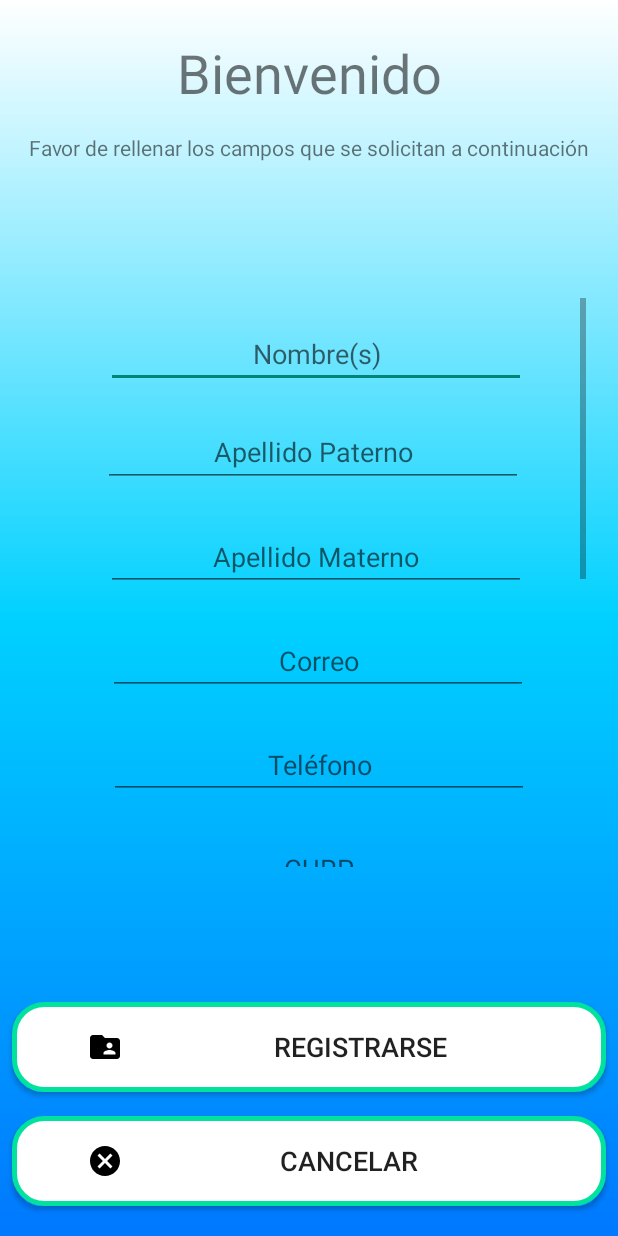
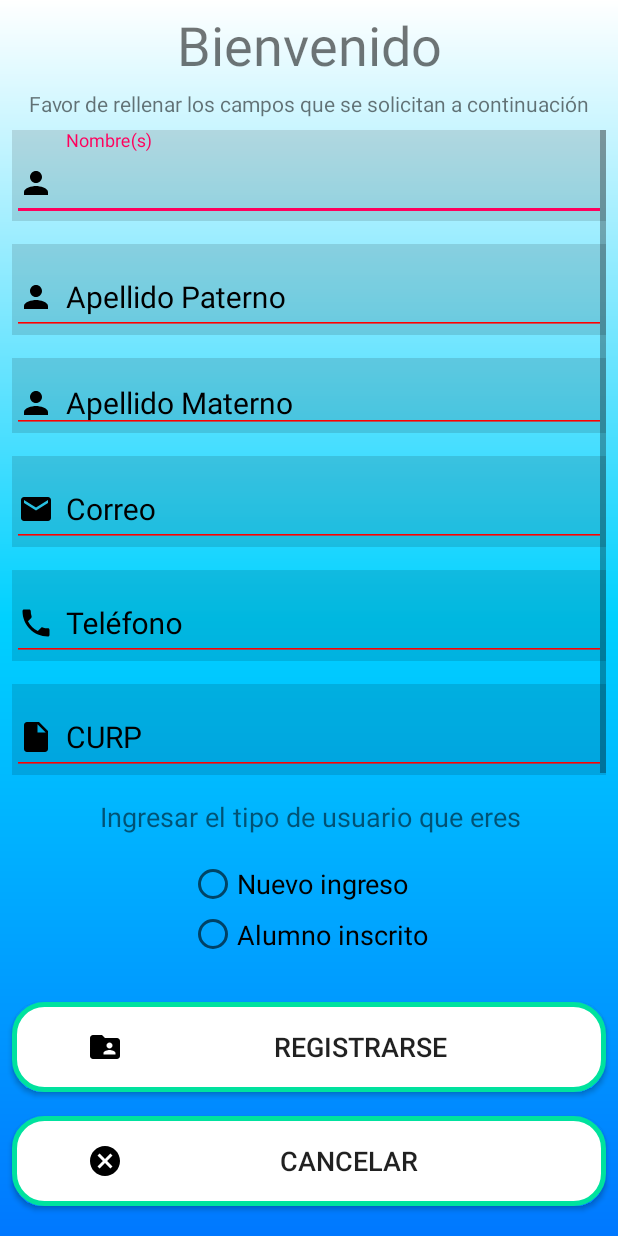
Before and after one commit to MariodelToro97/FileCloud, an Android app: the Registro screen opened directly, with no data from a screen before it, on a phone screen of 412 x 824 dp. Run offline under Robolectric (Android 15) with nearby library versions, the phone set to English and light mode, and no system bars; our stand-ins replace Firebase (no records; nobody signed in at launch, a user with empty details on screens opened directly).

Commit message:
Pantalla Registro
- Se cambiaron los Input de las pantalla de registro por un TextInputLayour.
- Se implementó la uniformidad de la aplicación sobre la pantalla de Registro

```diff
--- a/FileCloud Android/app/src/main/java/com/example/filecloud/Registro.java
+++ b/FileCloud Android/app/src/main/java/com/example/filecloud/Registro.java
@@ -20,6 +20,7 @@
 
 import com.google.android.gms.tasks.OnFailureListener;
 import com.google.android.gms.tasks.OnSuccessListener;
+import com.google.android.material.textfield.TextInputLayout;
 import com.google.firebase.database.DataSnapshot;
 import com.google.firebase.database.DatabaseError;
 import com.google.firebase.database.DatabaseReference;
@@ -43,6 +44,7 @@
     private Button btnRegistro;
     private RadioButton rbNuevoIngreso;
     private RadioButton rbAlumnoInscrito;
+    private TextInputLayout textUser, textPass, textPassCon;
     private EditText User, Telefono;
     private EditText nombre, apellidoPaterno, apelllidoMaterno, contrasena, confirmContrasena, correo, curp;
 
@@ -81,6 +83,10 @@
         correo = findViewById(R.id.correo);
         Telefono = findViewById(R.id.phone);
         curp = findViewById(R.id.CURP);
+
+        textUser = findViewById(R.id.textInputLayout9);
+        textPass = findViewById(R.id.textInputLayout10);
+        textPassCon = findViewById(R.id.textInputLayout11);
 
         nombre.requestFocus();
 
@@ -254,9 +260,9 @@
             public void onClick(View view) {
                 User.setHint(R.string.numControl);
                 User.setInputType(InputType.TYPE_CLASS_NUMBER);
-                User.setVisibility(View.VISIBLE);
-                contrasena.setVisibility(View.VISIBLE);
-                confirmContrasena.setVisibility(View.VISIBLE);
+                textUser.setVisibility(View.VISIBLE);
+                textPass.setVisibility(View.VISIBLE);
+                textPassCon.setVisibility(View.VISIBLE);
             }
         });
 
@@ -266,9 +272,9 @@
                 User.setHint(R.string.usuario);
                 User.setError(null);
                 User.setInputType(InputType.TYPE_CLASS_TEXT);
-                User.setVisibility(View.VISIBLE);
-                contrasena.setVisibility(View.VISIBLE);
-                confirmContrasena.setVisibility(View.VISIBLE);
+                textUser.setVisibility(View.VISIBLE);
+                textPass.setVisibility(View.VISIBLE);
+                textPassCon.setVisibility(View.VISIBLE);
             }
         });
     }
--- /dev/null
+++ b/FileCloud Android/app/src/main/res/drawable/ic_email_black_24dp.xml
@@ -0,0 +1,9 @@
+<vector xmlns:android="http://schemas.android.com/apk/res/android"
+        android:width="24dp"
+        android:height="24dp"
+        android:viewportWidth="24.0"
+        android:viewportHeight="24.0">
+    <path
+        android:fillColor="#FF000000"
+        android:pathData="M20,4L4,4c-1.1,0 -1.99,0.9 -1.99,2L2,18c0,1.1 0.9,2 2,2h16c1.1,0 2,-0.9 2,-2L22,6c0,-1.1 -0.9,-2 -2,-2zM20,8l-8,5 -8,-5L4,6l8,5 8,-5v2z"/>
+</vector>
--- /dev/null
+++ b/FileCloud Android/app/src/main/res/drawable/ic_insert_drive_file_black_24dp.xml
@@ -0,0 +1,9 @@
+<vector xmlns:android="http://schemas.android.com/apk/res/android"
+        android:width="24dp"
+        android:height="24dp"
+        android:viewportWidth="24.0"
+        android:viewportHeight="24.0">
+    <path
+        android:fillColor="#FF000000"
+        android:pathData="M6,2c-1.1,0 -1.99,0.9 -1.99,2L4,20c0,1.1 0.89,2 1.99,2L18,22c1.1,0 2,-0.9 2,-2L20,8l-6,-6L6,2zM13,9L13,3.5L18.5,9L13,9z"/>
+</vector>
--- /dev/null
+++ b/FileCloud Android/app/src/main/res/drawable/ic_phone_black_24dp.xml
@@ -0,0 +1,9 @@
+<vector xmlns:android="http://schemas.android.com/apk/res/android"
+        android:width="24dp"
+        android:height="24dp"
+        android:viewportWidth="24.0"
+        android:viewportHeight="24.0">
+    <path
+        android:fillColor="#FF000000"
+        android:pathData="M6.62,10.79c1.44,2.83 3.76,5.14 6.59,6.59l2.2,-2.2c0.27,-0.27 0.67,-0.36 1.02,-0.24 1.12,0.37 2.33,0.57 3.57,0.57 0.55,0 1,0.45 1,1V20c0,0.55 -0.45,1 -1,1 -9.39,0 -17,-7.61 -17,-17 0,-0.55 0.45,-1 1,-1h3.5c0.55,0 1,0.45 1,1 0,1.25 0.2,2.45 0.57,3.57 0.11,0.35 0.03,0.74 -0.25,1.02l-2.2,2.2z"/>
+</vector>
--- a/FileCloud Android/app/src/main/res/layout/activity_registro.xml
+++ b/FileCloud Android/app/src/main/res/layout/activity_registro.xml
@@ -46,7 +46,7 @@
         android:layout_width="wrap_content"
         android:layout_height="wrap_content"
         android:layout_marginStart="8dp"
-        android:layout_marginTop="24dp"
+        android:layout_marginTop="5dp"
         android:layout_marginEnd="8dp"
         android:text="@string/Bienvenido"
         android:textSize="36sp"
@@ -59,7 +59,7 @@
         android:layout_width="wrap_content"
         android:layout_height="wrap_content"
         android:layout_marginStart="8dp"
-        android:layout_marginTop="16dp"
+        android:layout_marginTop="5dp"
         android:layout_marginEnd="8dp"
         android:text="@string/rellenoCampos"
         android:textSize="14sp"
@@ -69,8 +69,12 @@
 
     <ScrollView
         android:id="@+id/scrollView2"
-        android:layout_width="356dp"
-        android:layout_height="379dp"
+        android:layout_width="0dp"
+        android:layout_height="0dp"
+        android:layout_marginStart="8dp"
+        android:layout_marginTop="8dp"
+        android:layout_marginEnd="8dp"
+        android:layout_marginBottom="8dp"
         android:textAlignment="center"
         app:layout_constraintBottom_toTopOf="@+id/registrarse"
         app:layout_constraintEnd_toEndOf="parent"
@@ -82,70 +86,64 @@
             android:layout_width="match_parent"
             android:layout_height="wrap_content">
 
-            <EditText
-                android:id="@+id/nombreText"
-                android:layout_width="280dp"
-                android:layout_height="44dp"
-                android:layout_marginStart="8dp"
-                android:layout_marginTop="16dp"
-                android:layout_marginEnd="8dp"
-                android:ems="10"
-                android:hint="@string/nombre"
-                android:importantForAutofill="no"
-                android:inputType="textCapWords"
-                android:textAlignment="center"
+            <com.google.android.material.textfield.TextInputLayout
+                android:id="@+id/textInputLayout11"
+                android:layout_width="0dp"
+                android:layout_height="50dp"
+                android:layout_marginTop="15dp"
+                android:background="?attr/colorControlHighlight"
+                android:theme="@style/TextLabel"
+                android:visibility="invisible"
                 app:layout_constraintEnd_toEndOf="parent"
-                app:layout_constraintHorizontal_bias="0.462"
                 app:layout_constraintStart_toStartOf="parent"
-                app:layout_constraintTop_toTopOf="parent" />
+                app:layout_constraintTop_toBottomOf="@+id/textInputLayout9"
+                app:passwordToggleEnabled="true">
 
-            <EditText
-                android:id="@+id/paternoText"
-                android:layout_width="280dp"
-                android:layout_height="46dp"
-                android:layout_marginStart="8dp"
-                android:layout_marginTop="20dp"
-                android:layout_marginEnd="8dp"
-                android:ems="10"
-                android:hint="@string/apellidoP"
-                android:importantForAutofill="no"
-                android:inputType="textCapWords"
-                android:textAlignment="center"
+                <com.google.android.material.textfield.TextInputEditText
+                    android:id="@+id/contrasenaText"
+                    android:layout_width="match_parent"
+                    android:layout_height="wrap_content"
+                    android:drawableStart="@drawable/ic_lock_outline_black_24dp"
+                    android:drawablePadding="8dp"
+                    android:hint="@string/contraseña"
+                    android:inputType="textPassword" />
+            </com.google.android.material.textfield.TextInputLayout>
+
+            <com.google.android.material.textfield.TextInputLayout
+                android:id="@+id/textInputLayout4"
+                android:layout_width="0dp"
+                android:layout_height="wrap_content"
+                android:layout_marginTop="15dp"
+                android:background="?attr/colorControlHighlight"
+                android:theme="@style/TextLabel"
                 app:layout_constraintEnd_toEndOf="parent"
-                app:layout_constraintHorizontal_bias="0.434"
+                app:layout_constraintHorizontal_bias="0.0"
                 app:layout_constraintStart_toStartOf="parent"
-                app:layout_constraintTop_toBottomOf="@+id/nombreText" />
+                app:layout_constraintTop_toBottomOf="@+id/textInputLayout3">
 
-            <EditText
-                android:id="@+id/maternoText"
-                android:layout_width="280dp"
-                android:layout_height="wrap_content"
-                android:layout_marginStart="8dp"
-                android:layout_marginTop="24dp"
-                android:layout_marginEnd="8dp"
-                android:ems="10"
-                android:hint="@string/apellidoM"
-                android:importantForAutofill="no"
-                android:inputType="textCapWords"
-                android:textAlignment="center"
-                app:layout_constraintEnd_toEndOf="parent"
-                app:layout_constraintHorizontal_bias="0.462"
-                app:layout_constraintStart_toStartOf="parent"
-                app:layout_constraintTop_toBottomOf="@+id/paternoText" />
+                <com.google.android.material.textfield.TextInputEditText
+                    android:id="@+id/paternoText"
+                    android:layout_width="match_parent"
+                    android:layout_height="50dp"
+                    android:drawableStart="@drawable/ic_person_black_24dp"
+                    android:drawablePadding="8dp"
+                    android:hint="@string/apellidoP"
+                    android:inputType="textCapWords" />
+            </com.google.android.material.textfield.TextInputLayout>
 
             <TextView
                 android:id="@+id/textView11"
                 android:layout_width="wrap_content"
                 android:layout_height="wrap_content"
                 android:layout_marginStart="8dp"
-                android:layout_marginTop="24dp"
+                android:layout_marginTop="15dp"
                 android:layout_marginEnd="8dp"
                 android:text="@string/tipoUsuario"
                 android:textSize="18sp"
                 app:layout_constraintEnd_toEndOf="parent"
                 app:layout_constraintHorizontal_bias="0.512"
                 app:layout_constraintStart_toStartOf="parent"
-                app:layout_constraintTop_toBottomOf="@+id/CURP" />
+                app:layout_constraintTop_toBottomOf="@+id/textInputLayout8" />
 
             <RadioGroup
                 android:id="@+id/radioGroup"
@@ -176,110 +174,158 @@
                     android:textSize="18sp" />
             </RadioGroup>
 
-            <EditText
-                android:id="@+id/userText"
-                android:layout_width="280dp"
+            <com.google.android.material.textfield.TextInputLayout
+                android:id="@+id/textInputLayout3"
+                android:layout_width="0dp"
                 android:layout_height="wrap_content"
-                android:layout_marginStart="8dp"
-                android:layout_marginTop="24dp"
-                android:layout_marginEnd="8dp"
-                android:ems="10"
-                android:hint="@string/usuario"
-                android:importantForAutofill="no"
-                android:inputType="textCapSentences"
+                android:background="?attr/colorControlHighlight"
                 android:textAlignment="center"
+                android:theme="@style/TextLabel"
+                app:layout_constraintEnd_toEndOf="parent"
+                app:layout_constraintStart_toStartOf="parent"
+                app:layout_constraintTop_toTopOf="parent">
+
+                <com.google.android.material.textfield.TextInputEditText
+                    android:id="@+id/nombreText"
+                    android:layout_width="match_parent"
+                    android:layout_height="50dp"
+                    android:drawableStart="@drawable/ic_person_black_24dp"
+                    android:drawablePadding="8dp"
+                    android:hint="@string/nombre"
+                    android:inputType="textCapWords" />
+            </com.google.android.material.textfield.TextInputLayout>
+
+            <com.google.android.material.textfield.TextInputLayout
+                android:id="@+id/textInputLayout5"
+                android:layout_width="0dp"
+                android:layout_height="50dp"
+                android:layout_marginTop="15dp"
+                android:background="?attr/colorControlHighlight"
+                android:theme="@style/TextLabel"
+                app:layout_constraintEnd_toEndOf="parent"
+                app:layout_constraintStart_toStartOf="parent"
+                app:layout_constraintTop_toBottomOf="@+id/textInputLayout4">
+
+                <com.google.android.material.textfield.TextInputEditText
+                    android:id="@+id/maternoText"
+                    android:layout_width="match_parent"
+                    android:layout_height="wrap_content"
+                    android:drawableStart="@drawable/ic_person_black_24dp"
+                    android:drawablePadding="8dp"
+                    android:hint="@string/apellidoM"
+                    android:inputType="textCapWords" />
+            </com.google.android.material.textfield.TextInputLayout>
+
+            <com.google.android.material.textfield.TextInputLayout
+                android:id="@+id/textInputLayout6"
+                android:layout_width="0dp"
+                android:layout_height="wrap_content"
+                android:layout_marginTop="15dp"
+                android:background="?attr/colorControlHighlight"
+                android:theme="@style/TextLabel"
+                app:layout_constraintEnd_toEndOf="parent"
+                app:layout_constraintStart_toStartOf="parent"
+                app:layout_constraintTop_toBottomOf="@+id/textInputLayout5">
+
+                <com.google.android.material.textfield.TextInputEditText
+                    android:id="@+id/correo"
+                    android:layout_width="match_parent"
+                    android:layout_height="50dp"
+                    android:drawableStart="@drawable/ic_email_black_24dp"
+                    android:drawablePadding="8dp"
+                    android:hint="@string/email"
+                    android:inputType="textEmailAddress" />
+            </com.google.android.material.textfield.TextInputLayout>
+
+            <com.google.android.material.textfield.TextInputLayout
+                android:id="@+id/textInputLayout7"
+                android:layout_width="0dp"
+                android:layout_height="wrap_content"
+                android:layout_marginTop="15dp"
+                android:background="?attr/colorControlHighlight"
+                android:theme="@style/TextLabel"
+                app:layout_constraintEnd_toEndOf="parent"
+                app:layout_constraintStart_toStartOf="parent"
+                app:layout_constraintTop_toBottomOf="@+id/textInputLayout6">
+
+                <com.google.android.material.textfield.TextInputEditText
+                    android:id="@+id/phone"
+                    android:layout_width="match_parent"
+                    android:layout_height="50dp"
+                    android:drawableStart="@drawable/ic_phone_black_24dp"
+                    android:drawablePadding="8dp"
+                    android:hint="@string/phone"
+                    android:inputType="phone" />
+            </com.google.android.material.textfield.TextInputLayout>
+
+            <com.google.android.material.textfield.TextInputLayout
+                android:id="@+id/textInputLayout8"
+                android:layout_width="0dp"
+                android:layout_height="wrap_content"
+                android:layout_marginTop="15dp"
+                android:background="?attr/colorControlHighlight"
+                android:theme="@style/TextLabel"
+                app:layout_constraintEnd_toEndOf="parent"
+                app:layout_constraintStart_toStartOf="@+id/textInputLayout7"
+                app:layout_constraintTop_toBottomOf="@+id/textInputLayout7">
+
+                <com.google.android.material.textfield.TextInputEditText
+                    android:id="@+id/CURP"
+                    android:layout_width="match_parent"
+                    android:layout_height="50dp"
+                    android:drawableStart="@drawable/ic_insert_drive_file_black_24dp"
+                    android:drawablePadding="8dp"
+                    android:hint="@string/CURP"
+                    android:inputType="textCapCharacters" />
+            </com.google.android.material.textfield.TextInputLayout>
+
+            <com.google.android.material.textfield.TextInputLayout
+                android:id="@+id/textInputLayout9"
+                android:layout_width="0dp"
+                android:layout_height="wrap_content"
+                android:layout_marginTop="15dp"
+                android:background="?attr/colorControlHighlight"
+                android:theme="@style/TextLabel"
                 android:visibility="invisible"
-                app:layout_constraintEnd_toEndOf="parent"
-                app:layout_constraintHorizontal_bias="0.462"
+                app:layout_constraintEnd_toEndOf="@+id/textInputLayout7"
                 app:layout_constraintStart_toStartOf="parent"
-                app:layout_constraintTop_toBottomOf="@+id/radioGroup" />
+                app:layout_constraintTop_toBottomOf="@+id/radioGroup">
 
-            <EditText
-                android:id="@+id/contrasenaText"
-                android:layout_width="280dp"
+                <com.google.android.material.textfield.TextInputEditText
+                    android:id="@+id/userText"
+                    android:layout_width="match_parent"
+                    android:layout_height="wrap_content"
+                    android:drawableStart="@drawable/ic_person_black_24dp"
+                    android:drawablePadding="8dp"
+                    android:inputType="textCapCharacters" />
+            </com.google.android.material.textfield.TextInputLayout>
+
+            <com.google.android.material.textfield.TextInputLayout
+                android:id="@+id/textInputLayout10"
+                android:layout_width="0dp"
                 android:layout_height="wrap_content"
-                android:layout_marginStart="8dp"
-                android:layout_marginTop="24dp"
-                android:layout_marginEnd="8dp"
-                android:ems="10"
-                android:hint="@string/contraseña"
-                android:importantForAutofill="no"
-                android:inputType="textPassword"
-                android:textAlignment="center"
-                android:visibility="invisible"
-                app:layout_constraintEnd_toEndOf="parent"
-                app:layout_constraintHorizontal_bias="0.462"
-                app:layout_constraintStart_toStartOf="parent"
-                app:layout_constraintTop_toBottomOf="@+id/userText" />
-
-            <EditText
-                android:id="@+id/confirmContrasenaText"
-                android:layout_width="280dp"
-                android:layout_height="wrap_content"
-                android:layout_marginStart="8dp"
-                android:layout_marginTop="24dp"
-                android:layout_marginEnd="8dp"
-                android:layout_marginBottom="24dp"
-                android:ems="10"
-                android:hint="@string/repContra"
-                android:importantForAutofill="no"
-                android:inputType="textPassword"
-                android:textAlignment="center"
+                android:layout_marginTop="15dp"
+                android:background="?attr/colorControlHighlight"
+                android:theme="@style/TextLabel"
                 android:visibility="invisible"
                 app:layout_constraintBottom_toBottomOf="parent"
                 app:layout_constraintEnd_toEndOf="parent"
-                app:layout_constraintHorizontal_bias="0.462"
+                app:layout_constraintHorizontal_bias="1.0"
                 app:layout_constraintStart_toStartOf="parent"
-                app:layout_constraintTop_toBottomOf="@+id/contrasenaText" />
+                app:layout_constraintTop_toBottomOf="@+id/textInputLayout11"
+                app:layout_constraintVertical_bias="1.0"
+                app:passwordToggleEnabled="true">
 
-            <EditText
-                android:id="@+id/correo"
-                android:layout_width="280dp"
-                android:layout_height="wrap_content"
-                android:layout_marginStart="8dp"
-                android:layout_marginTop="24dp"
-                android:layout_marginEnd="8dp"
-                android:ems="10"
-                android:hint="@string/email"
-                android:importantForAutofill="no"
-                android:inputType="textEmailAddress"
-                android:textAlignment="center"
-                app:layout_constraintEnd_toEndOf="parent"
-                app:layout_constraintHorizontal_bias="0.487"
-                app:layout_constraintStart_toStartOf="parent"
-                app:layout_constraintTop_toBottomOf="@+id/maternoText" />
+                <com.google.android.material.textfield.TextInputEditText
+                    android:id="@+id/confirmContrasenaText"
+                    android:layout_width="match_parent"
+                    android:layout_height="wrap_content"
+                    android:drawableStart="@drawable/ic_lock_outline_black_24dp"
+                    android:drawablePadding="8dp"
+                    android:hint="@string/repContra"
+                    android:inputType="textPassword" />
 
-            <EditText
-                android:id="@+id/phone"
-                android:layout_width="280dp"
-                android:layout_height="wrap_content"
-                android:layout_marginStart="8dp"
-                android:layout_marginTop="24dp"
-                android:layout_marginEnd="8dp"
-                android:ems="10"
-                android:hint="@string/phone"
-                android:importantForAutofill="no"
-                android:inputType="phone"
-                android:textAlignment="center"
-                app:layout_constraintEnd_toEndOf="parent"
-                app:layout_constraintStart_toStartOf="parent"
-                app:layout_constraintTop_toBottomOf="@+id/correo" />
-
-            <EditText
-                android:id="@+id/CURP"
-                android:layout_width="280dp"
-                android:layout_height="wrap_content"
-                android:layout_marginStart="8dp"
-                android:layout_marginTop="24dp"
-                android:layout_marginEnd="8dp"
-                android:ems="10"
-                android:hint="@string/CURP"
-                android:importantForAutofill="no"
-                android:inputType="textCapCharacters"
-                android:textAlignment="center"
-                app:layout_constraintEnd_toEndOf="parent"
-                app:layout_constraintStart_toStartOf="parent"
-                app:layout_constraintTop_toBottomOf="@+id/phone" />
+            </com.google.android.material.textfield.TextInputLayout>
 
         </androidx.constraintlayout.widget.ConstraintLayout>
     </ScrollView>
```
